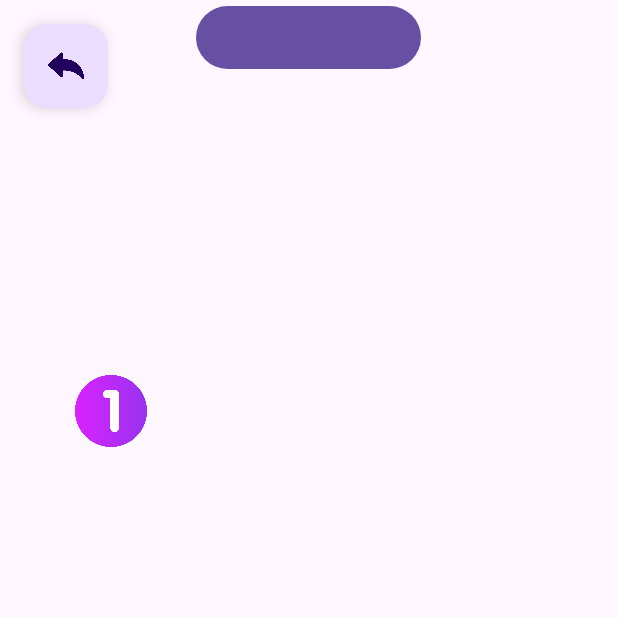
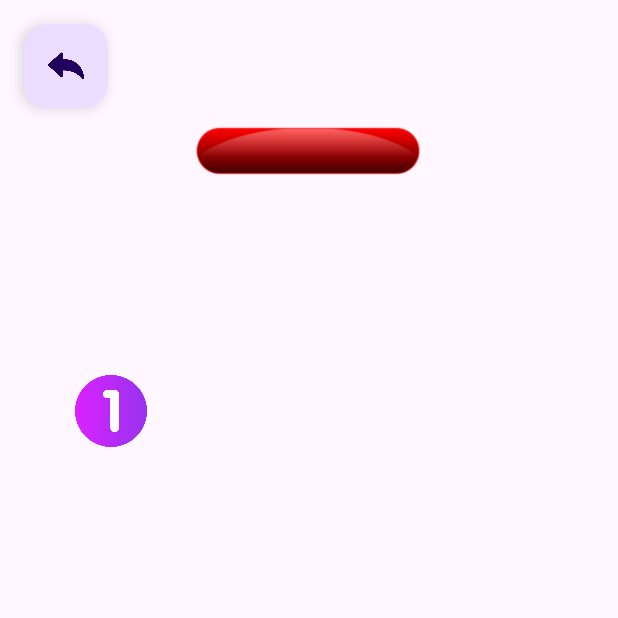
Before and after one commit to RaffouIUT/ProjetAndroid, an Android app: the Niveau screen opened directly, with no data from a screen before it, on a phone screen of 412 x 824 dp, the top half of it. Run offline under Robolectric (Android 15) with nearby library versions, the phone set to English and light mode, and no system bars; 1 statement that could not run was skipped.

Commit message:
Visuel de l'application

```diff
--- a/app/src/main/java/com/example/projetandroid/Niveau.java
+++ b/app/src/main/java/com/example/projetandroid/Niveau.java
@@ -3,18 +3,22 @@ package com.example.projetandroid;
 import static com.example.projetandroid.Difficultes.DIFFICULTE;
 import static com.example.projetandroid.Difficultes.NIVEAU;
 
+import android.annotation.SuppressLint;
 import android.content.Intent;
 import android.os.Bundle;
 import android.util.Log;
 import android.view.View;
 import android.widget.Button;
 import android.widget.ImageView;
+import android.widget.TextView;
 
 import androidx.activity.EdgeToEdge;
 import androidx.appcompat.app.AppCompatActivity;
 import androidx.core.graphics.Insets;
 import androidx.core.view.ViewCompat;
 import androidx.core.view.WindowInsetsCompat;
+
+import java.util.Objects;
 
 public class Niveau extends AppCompatActivity {
 
@@ -33,9 +37,20 @@ public class Niveau extends AppCompatActivity {
 
         difficulte = intent.getStringExtra(DIFFICULTE);
         NIVEAU = intent.getStringExtra(NIVEAU);
+        ImageView diffChoisie = findViewById(R.id.diffChoisie);
 
-        Button diffChoisie = findViewById(R.id.diffChoisie);
-        diffChoisie.setText(difficulte);
+
+
+        @SuppressLint({"MissingInflatedId", "LocalSuppress"}) TextView diff_text = findViewById(R.id.diff_texte);
+        diff_text.setText(difficulte);
+        if (Objects.equals(difficulte, "FACILE")) {
+            diffChoisie.setImageResource(R.drawable.easy_button);
+
+        } else if (Objects.equals(difficulte, "MOYEN")) {
+            diffChoisie.setImageResource(R.drawable.medium_button);
+        } else {
+            diffChoisie.setImageResource(R.drawable.hard_button);
+        }
 
         switch (NIVEAU){
             case "2":
--- a/app/src/main/res/layout/activity_niveau.xml
+++ b/app/src/main/res/layout/activity_niveau.xml
@@ -7,17 +7,17 @@
     android:layout_height="match_parent"
     tools:context=".Niveau">
 
-    <Button
+    <ImageView
         android:id="@+id/diffChoisie"
         android:layout_width="150dp"
         android:layout_height="50dp"
-        android:layout_marginStart="130dp"
-        android:layout_marginEnd="131dp"
+        android:layout_marginTop="76dp"
         android:clickable="false"
-        android:text="Button"
         app:layout_constraintEnd_toEndOf="parent"
+        app:layout_constraintHorizontal_bias="0.498"
         app:layout_constraintStart_toStartOf="parent"
-        tools:layout_editor_absoluteY="120dp" />
+        app:layout_constraintTop_toTopOf="parent"
+        app:srcCompat="@drawable/base_button" />
 
     <com.google.android.material.floatingactionbutton.FloatingActionButton
         android:id="@+id/retour"
@@ -74,4 +74,14 @@
         app:srcCompat="@drawable/trois"
         tools:ignore="NotSibling" />
 
+    <TextView
+        android:id="@+id/diff_texte"
+        android:layout_width="wrap_content"
+        android:layout_height="wrap_content"
+        android:textColor="#FFFFFF"
+        app:layout_constraintBottom_toBottomOf="@+id/diffChoisie"
+        app:layout_constraintEnd_toEndOf="@+id/diffChoisie"
+        app:layout_constraintStart_toStartOf="@+id/diffChoisie"
+        app:layout_constraintTop_toTopOf="@+id/diffChoisie" />
+
 </androidx.constraintlayout.widget.ConstraintLayout>
```
Also changed, not shown: app/src/main/java/com/example/projetandroid/Niveau1.java (+17 -0 lines), app/src/main/java/com/example/projetandroid/Niveau2.java (+14 -0 lines), app/src/main/java/com/example/projetandroid/Niveau3.java (+15 -0 lines), app/src/main/res/layout/activity_main.xml (+7 -7 lines), app/src/main/res/layout/activity_niveau1.xml (+18 -0 lines), app/src/main/res/layout/activity_niveau2.xml (+14 -0 lines), app/src/main/res/layout/activity_niveau3.xml (+22 -5 lines), app/src/main/res/layout/activity_scoreboard_difficile.xml (+19 -4 lines), app/src/main/res/layout/activity_scoreboard_facile.xml (+22 -4 lines), app/src/main/res/layout/activity_scoreboard_moyen.xml (+19 -4 lines), 4 other files.
